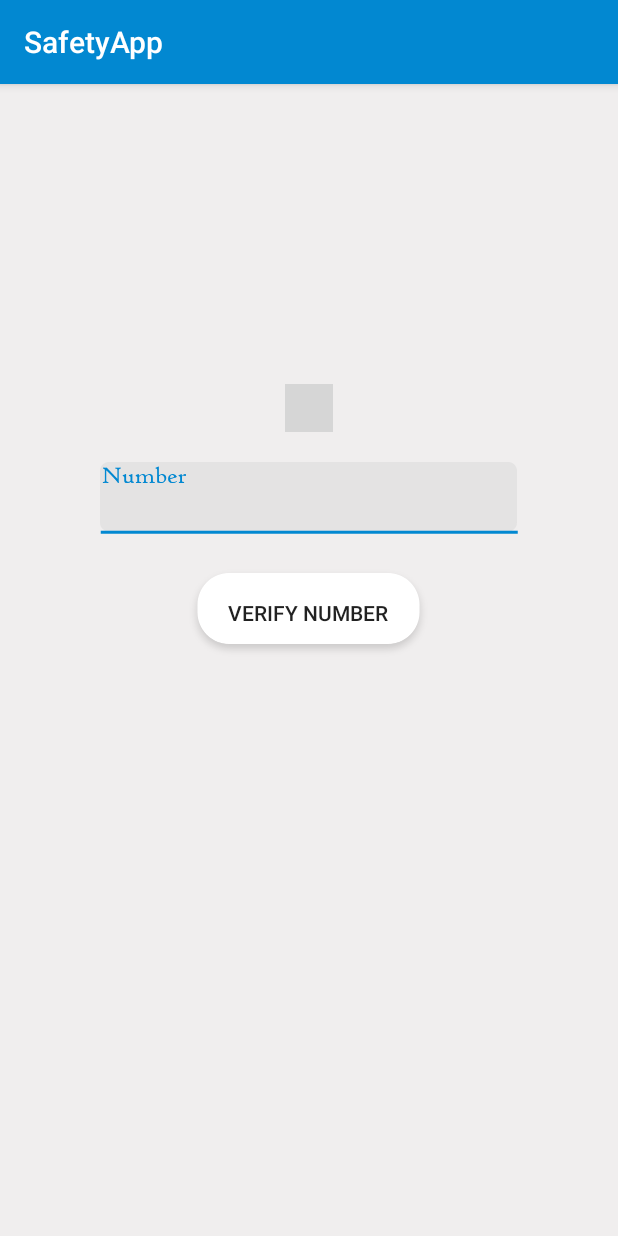
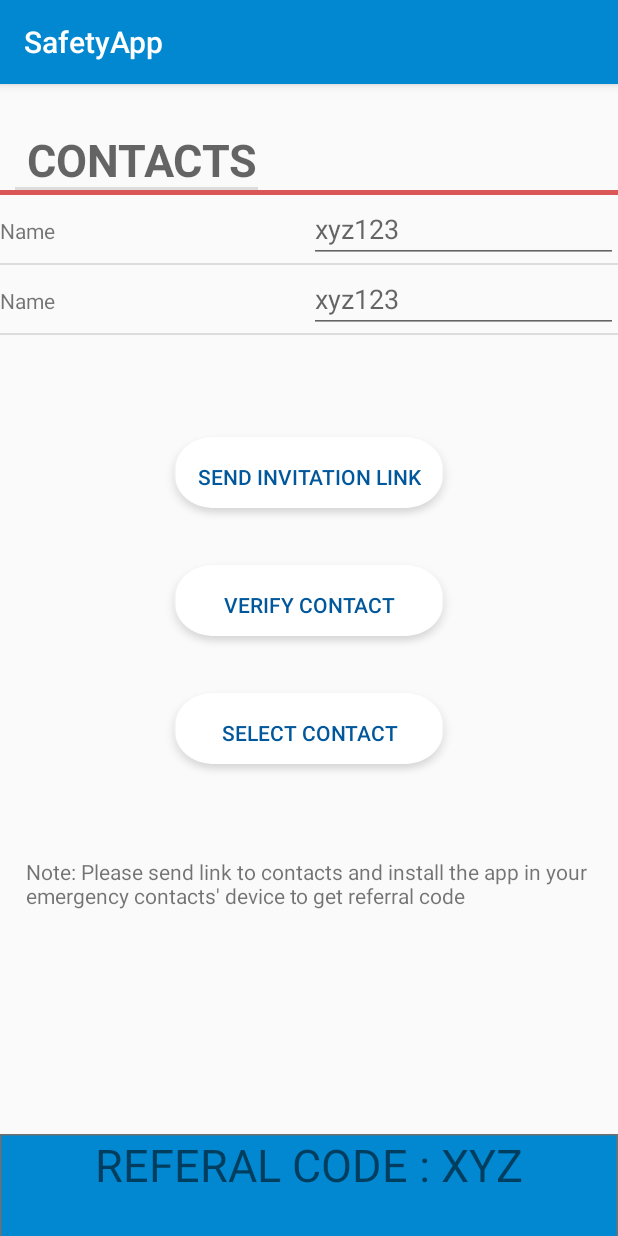
Before and after one commit to mohanish2504/RAPID-SafetyApp, an Android app: the screen it shows after launch (phoneno before the commit, ReferalActivity after it), after a tap on "GET STARTED", on a phone screen of 412 x 824 dp. Run offline under Robolectric (Android 15) with nearby library versions, the light colour scheme and no system bars; our stand-ins replace Firebase (no records; nobody signed in at launch, a user with empty details on screens opened directly); plain views replace CountryCodePicker; 1 other tap on this screen came first; grey boxes are pictures that could not be loaded.

Commit message:
referal listview

```diff
--- a/app/src/main/java/com/example/safetyapp/intro/SecoundFragment.java
+++ b/app/src/main/java/com/example/safetyapp/intro/SecoundFragment.java
@@ -28,7 +28,7 @@ public class SecoundFragment extends Fragment {
         View view = inflater.inflate(R.layout.fragment_secound, container, false);
 
 
-        final Intent intent = new Intent(getActivity(), phoneno.class);
+        final Intent intent = new Intent(getActivity(), ReferalActivity.class);
         final Intent SignUpIntent =  new Intent(getActivity(), signUpActivity.class);
 
         Button login = (Button) view.findViewById(R.id.login);
--- a/app/src/main/java/com/example/safetyapp/user/ReferalActivity.java
+++ b/app/src/main/java/com/example/safetyapp/user/ReferalActivity.java
@@ -3,6 +3,7 @@ package com.example.safetyapp.user;
 import android.content.Context;
 import android.os.Bundle;
 import android.text.method.ScrollingMovementMethod;
+import android.util.Log;
 import android.view.LayoutInflater;
 import android.view.View;
 import android.view.ViewGroup;
@@ -24,16 +25,19 @@ public class ReferalActivity extends AppCompatActivity {
     ListView listView;
     String Names[] = {"Name 1","Name 2"};
     String Codes[] = {"xyz","xyz"};
-
+    private String TAG= ReferalActivity.class.getSimpleName();
     @Override
     protected void onCreate(Bundle savedInstanceState) {
         super.onCreate(savedInstanceState);
         setContentView(R.layout.activity_referal);
 
-        listView = (ListView) findViewById(R.id.referal_contacts_list);
+        listView = (ListView) findViewById(R.id.list);
+        EmergencyContact[] emergencyContacts = new EmergencyContact[2];
+
+        emergencyContacts[0] = new EmergencyContact();
+        emergencyContacts[1] = new EmergencyContact();
 
 
-        EmergencyContact emergencyContacts[] = new EmergencyContact[2];
 
         MyAdapter myAdapter = new MyAdapter(this,R.layout.activity_emergency_contact,emergencyContacts);
         listView.setAdapter(myAdapter);
@@ -47,28 +51,44 @@ public class ReferalActivity extends AppCompatActivity {
 
     class MyAdapter extends ArrayAdapter<EmergencyContact>{
 
-        EmergencyContact emergencyContacts[];
+        EmergencyContact[] emergencyContacts;
         Context context;
-
-        public MyAdapter(@NonNull Context context, int resource,EmergencyContact emergencyContacts[]) {
+        private String TAG= MyAdapter.class.getSimpleName();
+        public MyAdapter(@NonNull Context context, int resource,EmergencyContact[] emergencyContacts) {
             super(context, resource);
+            //Log.d(TAG,"new adapter");
             this.context = context;
             this.emergencyContacts = emergencyContacts;
+           // Log.d(TAG,this.emergencyContacts[1].getName());
+            //Log.d(TAG,Integer.toString(this.emergencyContacts.length));
+        }
+
+        @Override
+        public int getCount() {
+            return emergencyContacts.length;
         }
 
         @NonNull
         @Override
         public View getView(int position, @Nullable View convertView, @NonNull ViewGroup parent) {
-            LayoutInflater layoutInflater = (LayoutInflater) getApplicationContext().getSystemService(context.LAYOUT_INFLATER_SERVICE);
-            View emergencycontactview = layoutInflater.inflate(R.layout.activity_emergency_contact,parent,false);
 
-            TextView textView_name = (TextView) emergencycontactview.findViewById(R.id.contacts_textview_name);
-            EditText editText_code = (EditText) emergencycontactview.findViewById(R.id.contacts_textview_number);
+            if(convertView==null){
+                convertView = getLayoutInflater().inflate(R.layout.activity_contacts_listview, parent, false);
+            }
+
+            LayoutInflater layoutInflater = (LayoutInflater) getApplicationContext().getSystemService(LAYOUT_INFLATER_SERVICE);
+
+            TextView textView_name = (TextView) convertView.findViewById(R.id.contacts_textview_name);
+            EditText editText_code = (EditText) convertView.findViewById(R.id.contacts_textview_number);
+
+            Log.d(TAG,this.emergencyContacts[position].getName());
 
             textView_name.setText(emergencyContacts[position].getName());
             editText_code.setHint(emergencyContacts[position].getReferal());
 
-            return emergencycontactview;
+            //Log.d("Howdi","here");
+
+            return convertView;
 
         }
     }
@@ -76,6 +96,14 @@ public class ReferalActivity extends AppCompatActivity {
     class EmergencyContact{
         String name;
         String referal;
+
+        public EmergencyContact(String name, String referal) {
+            this.name = name;
+            this.referal = referal;
+        }
+
+        public EmergencyContact() {
+        }
 
         public String getReferal() {
             if(referal==null)referal="xyz123";
--- a/app/src/main/java/com/example/safetyapp/user/welcome.java
+++ b/app/src/main/java/com/example/safetyapp/user/welcome.java
@@ -35,12 +35,8 @@ public class welcome extends AppCompatActivity {
 
         viewPager = findViewById(R.id.viewpager);
 
-
-
         IntroAdapter adapter = new IntroAdapter(getSupportFragmentManager());
         viewPager.setAdapter(adapter);
-
-
     }
 
     public void getPermissions(){
--- a/app/src/main/res/layout/activity_referal.xml
+++ b/app/src/main/res/layout/activity_referal.xml
@@ -30,7 +30,9 @@
     <ListView
         android:id="@+id/list"
         android:layout_width="wrap_content"
-        android:layout_height="wrap_content">
+        android:layout_height="125dp"
+        android:layout_below="@id/line"
+        >
 
 
 
--- a/app/src/main/res/layout/activity_welcome.xml
+++ b/app/src/main/res/layout/activity_welcome.xml
@@ -2,7 +2,9 @@
 <androidx.constraintlayout.widget.ConstraintLayout xmlns:android="http://schemas.android.com/apk/res/android"
     android:layout_width="match_parent"
     android:layout_height="match_parent"
-    android:theme="@style/Theme.AppCompat.DayNight.NoActionBar">
+    xmlns:tools="http://schemas.android.com/tools"
+    android:theme="@style/Theme.AppCompat.DayNight.NoActionBar"
+    tools:context=".user.welcome">
 
 
     <androidx.viewpager.widget.ViewPager
```
